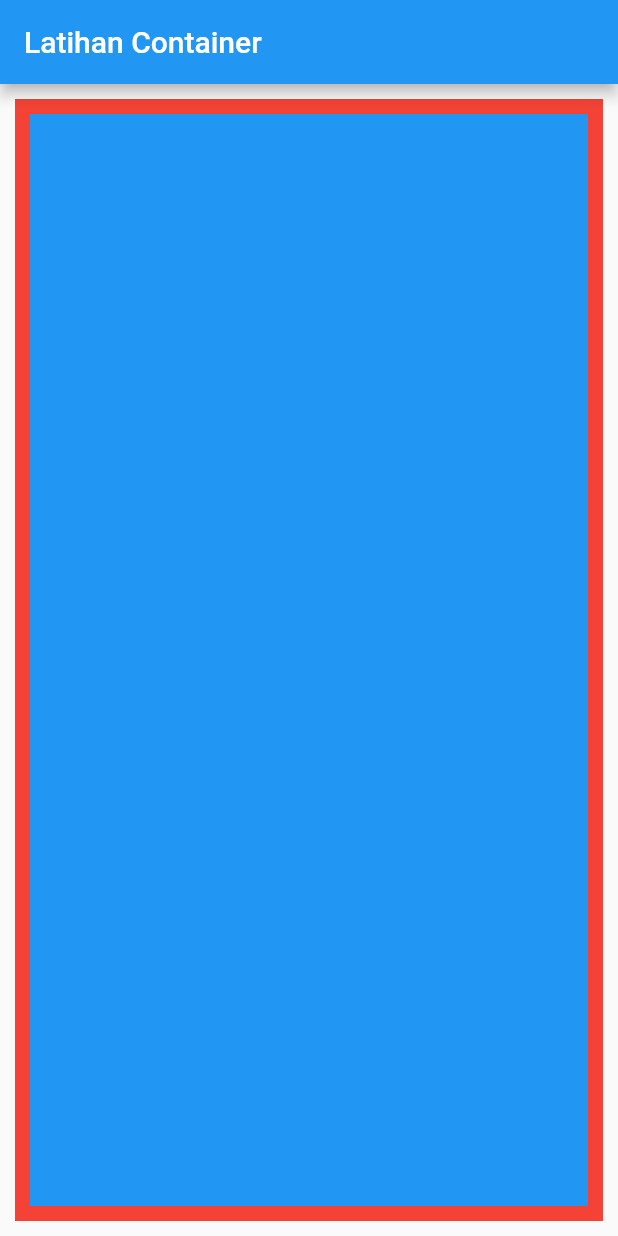
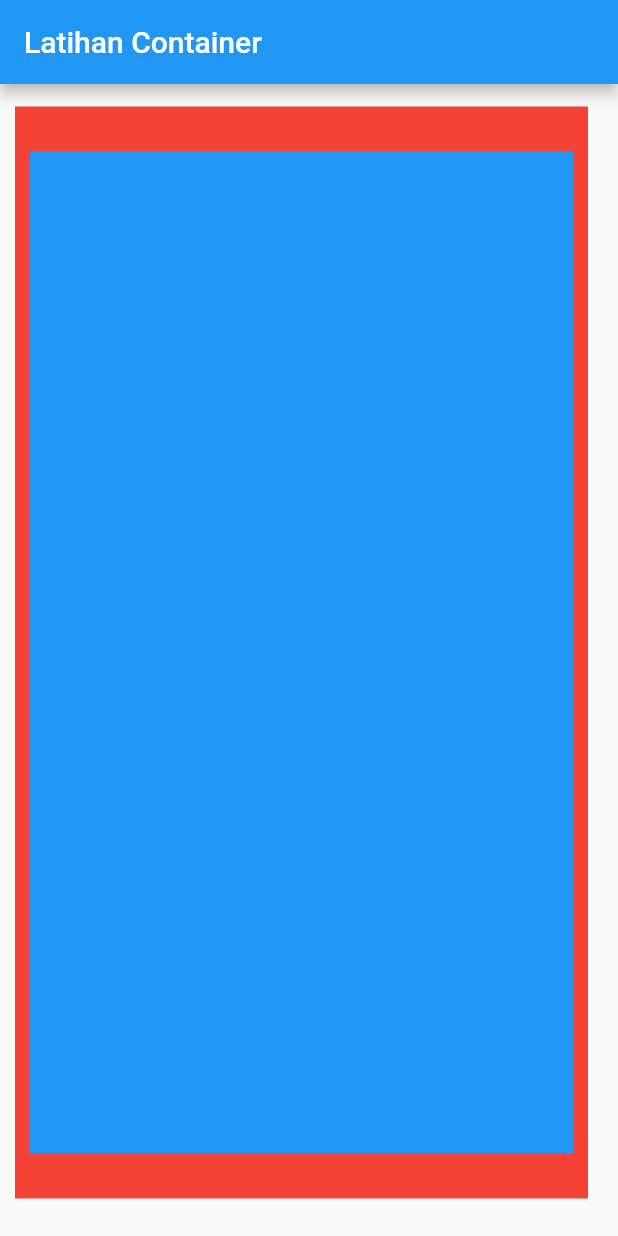
Before and after one commit to hanifiamdev/demo-flutter, a Flutter app: the screen it shows after launch, on a phone screen of 412 x 824 dp. Run offline on Flutter 3.47's test engine with Material 2 defaults, Android fonts, the phone set to English and light mode, and no system bars.

Commit message:
Container Widget - EdgeInsets.fromLTRB || only

```diff
--- a/container_widget/lib/main.dart
+++ b/container_widget/lib/main.dart
@@ -13,10 +13,11 @@ class MyApp extends StatelessWidget {
         ),
         body: Container(
           color: Colors.red,
-          margin: EdgeInsets.all(10),
-          padding: EdgeInsets.all(10),
+          margin: EdgeInsets.fromLTRB(10, 15, 20, 25),
+          padding: EdgeInsets.only(bottom: 20, top: 20),
           child: Container(
             color: Colors.blue,
+            margin: EdgeInsets.all(10),
           ),
         ),
       ),
```
